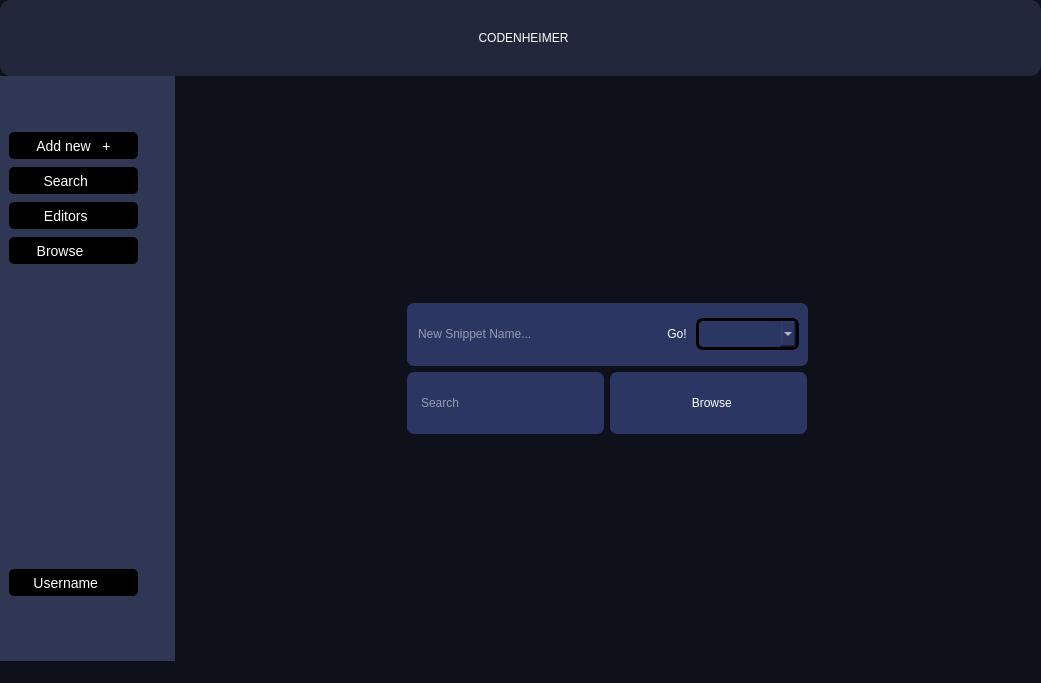
Old version of the form mainwindow.ui in the repository Deatrax/codenheimer.
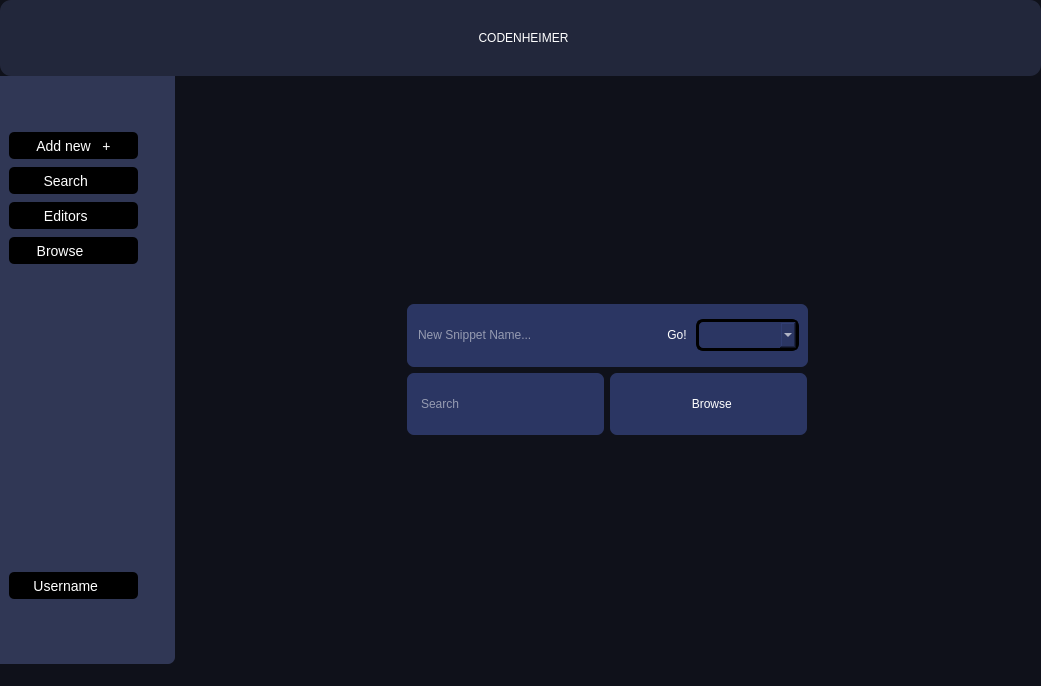
New version of the form. Icons and pictures are not drawn.

Commit message: copy success message in status bar, ui enhancement related to topbar and statusbar-sidebar

Patch:
```diff
--- a/mainwindow.ui
+++ b/mainwindow.ui
@@ -7,7 +7,7 @@
     <x>0</x>
     <y>0</y>
     <width>1041</width>
-    <height>683</height>
+    <height>686</height>
    </rect>
   </property>
   <property name="windowTitle">
@@ -191,7 +191,8 @@
          </property>
          <property name="styleSheet">
           <string notr="true">background:#303755;
-border-radius: 0px 0px 11px 11px;</string>
+border-radius: 0px 0px 11px 11px;
+border-bottom-right-radius:7px;</string>
          </property>
          <property name="title">
           <string/>
```
Left out of the diff: 6 changed lines with no effect on the pictures. The commit also changes 1 other file.
